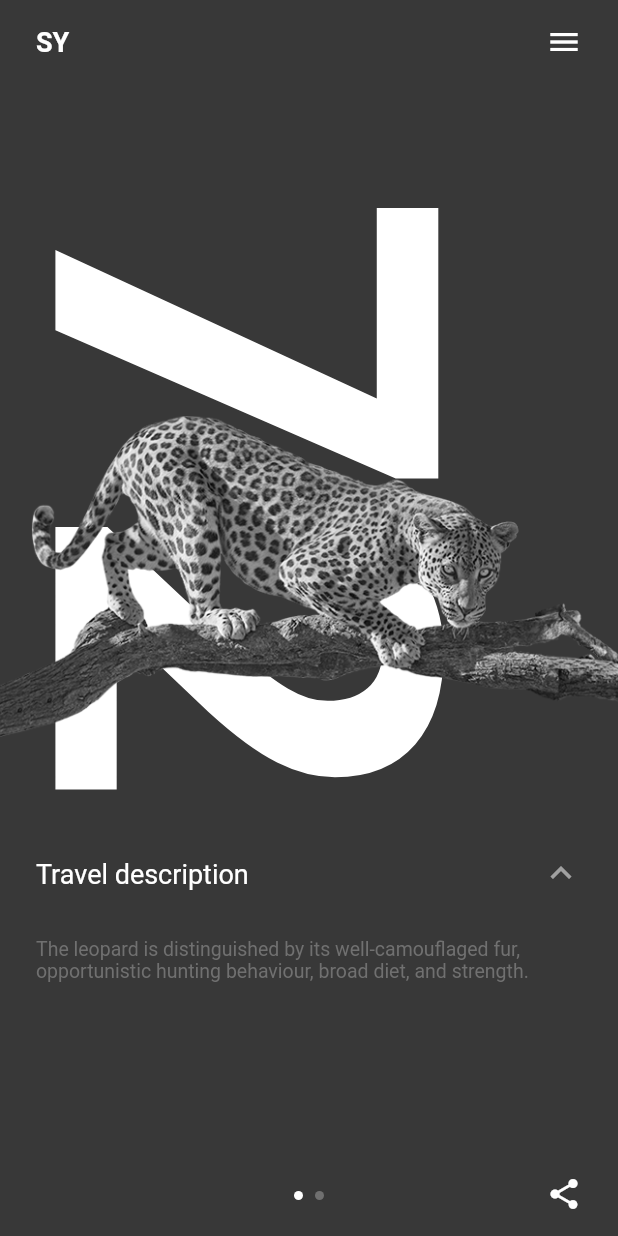
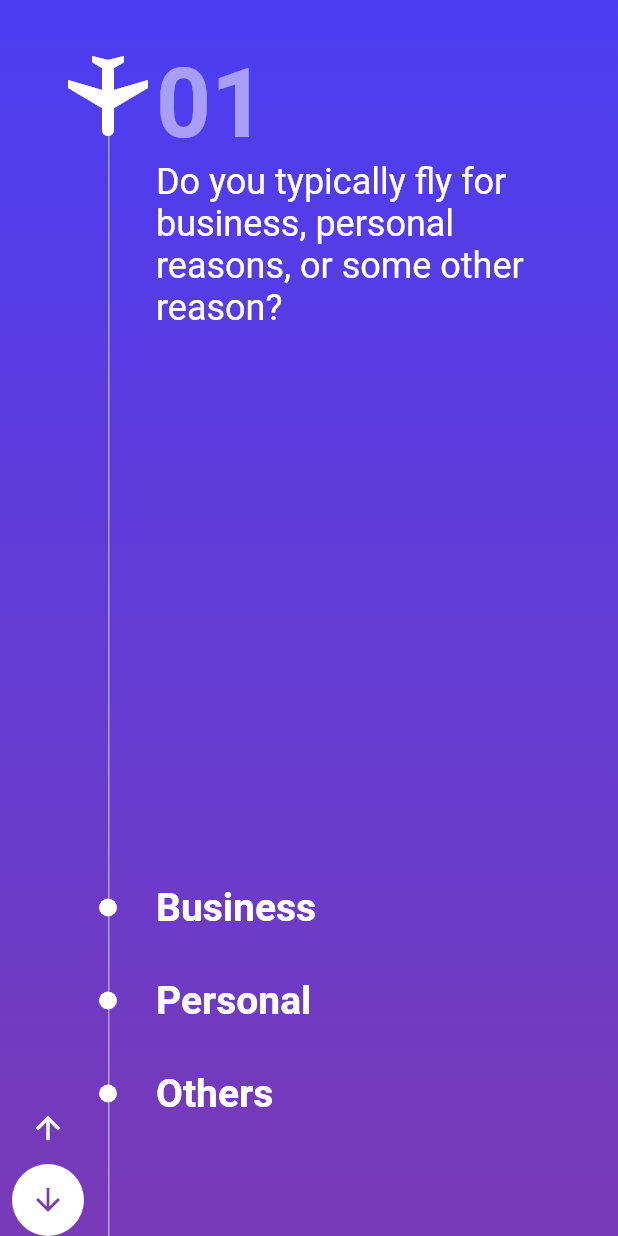
Before and after one commit to rohan165-boop/e-commerse, a Flutter app: the screen it shows after launch, on a phone screen of 412 x 824 dp. Run offline on Flutter 3.47's test engine with Material 2 defaults, Android fonts, the phone set to English and light mode, and no system bars; our stand-ins replace google_nav_bar; project files that could hold a hidden picture were left out.

Commit message:
flight survay

```diff
--- /dev/null
+++ b/lib/flight_survay/flight_survay.dart
@@ -0,0 +1,407 @@
+// ignore_for_file: library_private_types_in_public_api
+
+import 'package:flutter/material.dart';
+
+class FlightsStepper extends StatefulWidget {
+  const FlightsStepper({super.key});
+
+  @override
+  _FlightsStepperState createState() => _FlightsStepperState();
+}
+
+class _FlightsStepperState extends State<FlightsStepper> {
+  int pageNumber = 1;
+
+  @override
+  Widget build(BuildContext context) {
+    Widget page = pageNumber == 1
+        ? Page(
+            key: const Key('page1'),
+            onOptionSelected: () => setState(() => pageNumber = 2),
+            question:
+                'Do you typically fly for business, personal reasons, or some other reason?',
+            answers:const <String>['Business', 'Personal', 'Others'],
+            number: 1,
+          )
+        : Page(
+            key: const Key('page2'),
+            onOptionSelected: () => setState(() => pageNumber = 1),
+            question: 'How many hours is your average flight?',
+            answers: const <String>[
+              'Less than two hours',
+              'More than two but less than five hours',
+              'Others'
+            ],
+            number: 2,
+          );
+    return Scaffold(
+      body: Container(
+        width: double.infinity,
+        height: double.infinity,
+        decoration: backgroundDecoration,
+        child: SafeArea(
+          child: Stack(
+            children: <Widget>[
+              const ArrowIcons(),
+              const Plane(),
+              const Line(),
+              Positioned.fill(
+                left: 32.0 + 8,
+                child: AnimatedSwitcher(
+                  duration: const Duration(milliseconds: 250),
+                  child: page,
+                ),
+              ),
+            ],
+          ),
+        ),
+      ),
+    );
+  }
+}
+
+class Line extends StatelessWidget {
+  const Line({super.key});
+
+  @override
+  Widget build(BuildContext context) {
+    return Positioned(
+      left: 32.0 + 32 + 8,
+      top: 40,
+      bottom: 0,
+      width: 1,
+      child: Container(color: Colors.white.withOpacity(0.5)),
+    );
+  }
+}
+
+class Page extends StatefulWidget {
+  final int number;
+  final String question;
+  final List<String> answers;
+  final VoidCallback onOptionSelected;
+
+  const Page(
+      {Key? key,
+      required this.onOptionSelected,
+      required this.number,
+      required this.question,
+      required this.answers})
+      : super(key: key);
+
+  @override
+  _PageState createState() => _PageState();
+}
+
+class _PageState extends State<Page> with SingleTickerProviderStateMixin {
+  late List<GlobalKey<_ItemFaderState>> keys;
+  int? selectedOptionKeyIndex;
+  late AnimationController _animationController;
+
+  @override
+  void initState() {
+    super.initState();
+    keys = List.generate(
+      2 + widget.answers.length,
+      (_) => GlobalKey<_ItemFaderState>(),
+    );
+    _animationController = AnimationController(
+      vsync: this,
+      duration: const Duration(milliseconds: 500),
+    );
+    onInit();
+  }
+
+  Future<void> animateDot(Offset startOffset) async {
+    OverlayEntry entry = OverlayEntry(
+      builder: (context) {
+        double minTop = MediaQuery.of(context).padding.top + 52;
+        return AnimatedBuilder(
+          animation: _animationController,
+          builder: (context, child) {
+            return Positioned(
+              left: 26.0 + 32 + 8,
+              top: minTop +
+                  (startOffset.dy - minTop) * (1 - _animationController.value),
+              child: child!,
+            );
+          },
+          child: const Dot(),
+        );
+      },
+    );
+    Overlay.of(context)!.insert(entry);
+    await _animationController.forward(from: 0);
+    entry.remove();
+  }
+
+  @override
+  Widget build(BuildContext context) {
+    return Column(
+      crossAxisAlignment: CrossAxisAlignment.start,
+      children: <Widget>[
+        const SizedBox(height: 32),
+        ItemFader(key: keys[0], child: StepNumber(number: widget.number)),
+        ItemFader(
+          key: keys[1],
+          child: StepQuestion(question: widget.question),
+        ),
+        const Spacer(),
+        ...widget.answers.map((String answer) {
+          int answerIndex = widget.answers.indexOf(answer);
+          int keyIndex = answerIndex + 2;
+          return ItemFader(
+            key: keys[keyIndex],
+            child: OptionItem(
+              name: answer,
+              onTap: (offset) => onTap(keyIndex, offset),
+              showDot: selectedOptionKeyIndex != keyIndex,
+            ),
+          );
+        }),
+        const SizedBox(height: 64),
+      ],
+    );
+  }
+
+  void onTap(int keyIndex, Offset offset) async {
+    for (GlobalKey<_ItemFaderState> key in keys) {
+      await Future.delayed(const Duration(milliseconds: 40));
+      key.currentState!.hide();
+      if (keys.indexOf(key) == keyIndex) {
+        setState(() => selectedOptionKeyIndex = keyIndex);
+        animateDot(offset).then((_) => widget.onOptionSelected());
+      }
+    }
+  }
+
+  void onInit() async {
+    for (GlobalKey<_ItemFaderState> key in keys) {
+      await Future.delayed(const Duration(milliseconds: 40));
+      key.currentState!.show();
+    }
+  }
+}
+
+class StepNumber extends StatelessWidget {
+  final int number;
+
+  const StepNumber({Key? key, required this.number}) : super(key: key);
+
+  @override
+  Widget build(BuildContext context) {
+    return Padding(
+      padding: const EdgeInsets.only(left: 64, right: 16),
+      child: Text(
+        '0$number',
+        style: TextStyle(
+          fontSize: 64,
+          fontWeight: FontWeight.bold,
+          color: Colors.white.withOpacity(0.5),
+        ),
+      ),
+    );
+  }
+}
+
+class StepQuestion extends StatelessWidget {
+  final String question;
+
+  const StepQuestion({Key? key, required this.question}) : super(key: key);
+
+  @override
+  Widget build(BuildContext context) {
+    return Padding(
+      padding: const EdgeInsets.only(left: 64, right: 16),
+      child: Text(
+        question,
+        style: const TextStyle(fontSize: 24),
+      ),
+    );
+  }
+}
+
+class OptionItem extends StatefulWidget {
+  final String name;
+  final void Function(Offset dotOffset) onTap;
+  final bool showDot;
+
+  const OptionItem(
+      {Key? key, required this.name, required this.onTap, this.showDot = true})
+      : super(key: key);
+
+  @override
+  _OptionItemState createState() => _OptionItemState();
+}
+
+class _OptionItemState extends State<OptionItem> {
+  @override
+  Widget build(BuildContext context) {
+    return InkWell(
+      onTap: () {
+        RenderBox? object = context.findRenderObject() as RenderBox?;
+        Offset globalPosition = object!.localToGlobal(Offset.zero);
+        widget.onTap(globalPosition);
+      },
+      child: Padding(
+        padding: const EdgeInsets.symmetric(vertical: 16),
+        child: Row(
+          children: <Widget>[
+            const SizedBox(width: 26),
+            Dot(visible: widget.showDot),
+            const SizedBox(width: 26),
+            Expanded(
+              child: Text(
+                widget.name,
+                style: const TextStyle(fontWeight: FontWeight.bold, fontSize: 26),
+              ),
+            )
+          ],
+        ),
+      ),
+    );
+  }
+}
+
+class ItemFader extends StatefulWidget {
+  final Widget child;
+
+  const ItemFader({Key? key, required this.child}) : super(key: key);
+
+  @override
+  _ItemFaderState createState() => _ItemFaderState();
+}
+
+class _ItemFaderState extends State<ItemFader>
+    with SingleTickerProviderStateMixin {
+  //1 means its below, -1 means its above
+  int position = 1;
+  late AnimationController _animationController;
+  late Animation _animation;
+
+  void show() {
+    setState(() => position = 1);
+    _animationController.forward();
+  }
+
+  void hide() {
+    setState(() => position = -1);
+    _animationController.reverse();
+  }
+
+  @override
+  void initState() {
+    super.initState();
+    _animationController = AnimationController(
+      vsync: this,
+      duration: const Duration(milliseconds: 600),
+    );
+    _animation = CurvedAnimation(
+      parent: _animationController,
+      curve: Curves.easeInOut,
+    );
+  }
+
+  @override
+  void dispose() {
+    _animationController.dispose();
+    super.dispose();
+  }
+
+  @override
+  Widget build(BuildContext context) {
+    return AnimatedBuilder(
+      animation: _animation,
+      builder: (context, child) {
+        return Transform.translate(
+          offset: Offset(0, (64.0 * position)* (1 - _animation.value)),
+          child: Opacity(
+            opacity: _animation.value,
+            child: child,
+          ),
+        );
+      },
+      child: widget.child,
+    );
+  }
+}
+
+class Dot extends StatelessWidget {
+  final bool visible;
+
+  const Dot({Key? key, this.visible = true}) : super(key: key);
+
+  @override
+  Widget build(BuildContext context) {
+    return Container(
+      width: 12,
+      height: 12,
+      decoration: BoxDecoration(
+        shape: BoxShape.circle,
+        color: visible ? Colors.white : Colors.transparent,
+      ),
+    );
+  }
+}
+
+class ArrowIcons extends StatelessWidget {
+  const ArrowIcons({super.key});
+
+  @override
+  Widget build(BuildContext context) {
+    return Positioned(
+      left: 8,
+      bottom: 0,
+      child: Column(
+        mainAxisSize: MainAxisSize.min,
+        children: <Widget>[
+          IconButton(
+            icon: const Icon(Icons.arrow_upward),
+            onPressed: () {},
+          ),
+          Container(
+            decoration: const BoxDecoration(
+              shape: BoxShape.circle,
+              color: Colors.white,
+            ),
+            child: IconButton(
+              color: const Color.fromRGBO(120, 58, 183, 1),
+              icon: const Icon(Icons.arrow_downward),
+              onPressed: () {},
+            ),
+          ),
+        ],
+      ),
+    );
+  }
+}
+
+class Plane extends StatelessWidget {
+  const Plane({super.key});
+
+  @override
+  Widget build(BuildContext context) {
+    return const Positioned(
+      left: 32.0 + 8,
+      top: 32,
+      child: RotatedBox(
+        quarterTurns: 2,
+        child: Icon(
+          Icons.airplanemode_active,
+          size: 64,
+        ),
+      ),
+    );
+  }
+}
+
+const backgroundDecoration = BoxDecoration(
+  gradient: LinearGradient(
+    colors: [
+      Color.fromRGBO(76, 61, 243, 1),
+      Color.fromRGBO(120, 58, 183, 1),
+    ],
+    begin: Alignment.topCenter,
+    end: Alignment.bottomCenter,
+  ),
+);
--- a/lib/main.dart
+++ b/lib/main.dart
@@ -1,6 +1,7 @@
 import 'package:ecommerse/app/route.dart';
 import 'package:ecommerse/app/route_handler.dart';
 import 'package:ecommerse/custom_ticket_ui/ticket_homepage.dart';
+import 'package:ecommerse/flight_survay/flight_survay.dart';
 import 'package:ecommerse/pages/home.dart';
 import 'package:ecommerse/practice/demo.dart';
 import 'package:ecommerse/route_transition/firt_page.dart';
@@ -61,6 +62,23 @@ void main() {
 // }
 
 // sy_expedition_travel
+// class MyApp extends StatelessWidget {
+//   const MyApp({super.key});
+
+//   @override
+//   Widget build(BuildContext context) {
+//     return MaterialApp(
+//       debugShowCheckedModeBanner: false,
+//       theme: ThemeData(
+//         brightness: Brightness.dark,
+//         scaffoldBackgroundColor: mainBlack,
+//       ),
+//       home: const MainPage(),
+//     );
+//   }
+// }
+
+// Flight survay
 class MyApp extends StatelessWidget {
   const MyApp({super.key});
 
@@ -68,11 +86,8 @@ class MyApp extends StatelessWidget {
   Widget build(BuildContext context) {
     return MaterialApp(
       debugShowCheckedModeBanner: false,
-      theme: ThemeData(
-        brightness: Brightness.dark,
-        scaffoldBackgroundColor: mainBlack,
-      ),
-      home: const MainPage(),
+      theme: ThemeData(primarySwatch: Colors.blue, brightness: Brightness.dark),
+      home: const FlightsStepper(),
     );
   }
 }
```
